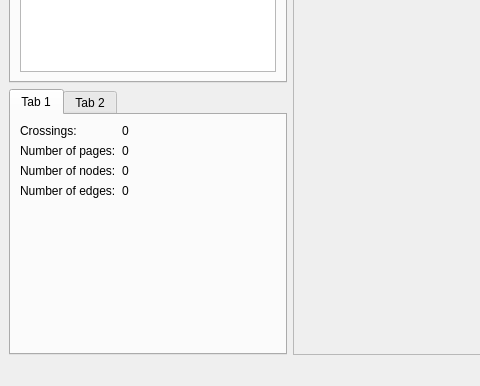
The window that project/mainwindow.ui (giorgio93p/book-embeddings) describes before a commit, drawn with Qt 5; both pictures show x 0 to 480 and y 512 to 898 of the 836 by 898 pixel window.
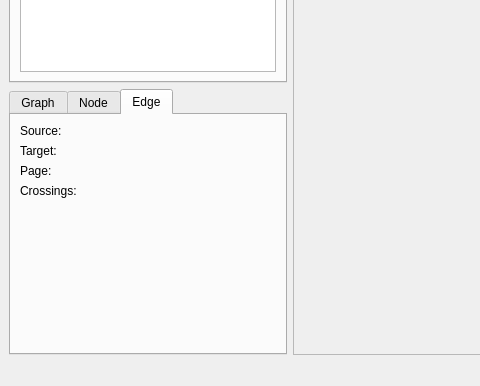
The same window after the commit. Icons and pictures are not drawn.

Commit message: Implemented moving edges between pages

```diff
--- a/project/mainwindow.ui
+++ b/project/mainwindow.ui
@@ -83,7 +83,7 @@
       <item>
        <widget class="QTabWidget" name="tabWidget">
         <property name="currentIndex">
-         <number>0</number>
+         <number>2</number>
         </property>
         <widget class="QWidget" name="tab">
          <property name="sizePolicy">
@@ -93,82 +93,66 @@
           </sizepolicy>
          </property>
          <attribute name="title">
-          <string>Tab 1</string>
+          <string>Graph</string>
          </attribute>
          <layout class="QFormLayout" name="formLayout">
-          <item row="0" column="0">
+          <item row="1" column="0">
            <widget class="QLabel" name="total_crossings_label">
             <property name="text">
              <string>Crossings:</string>
             </property>
            </widget>
           </item>
-          <item row="0" column="1">
+          <item row="1" column="1">
            <widget class="QLabel" name="total_crossings_indicator">
             <property name="text">
              <string>0</string>
             </property>
            </widget>
           </item>
-          <item row="1" column="0">
+          <item row="2" column="0">
            <widget class="QLabel" name="number_of_pages_label">
             <property name="text">
              <string>Number of pages:</string>
             </property>
            </widget>
           </item>
-          <item row="1" column="1">
+          <item row="2" column="1">
            <widget class="QLabel" name="number_of_pages_indicator">
             <property name="text">
              <string>0</string>
             </property>
            </widget>
           </item>
-          <item row="2" column="0">
+          <item row="3" column="0">
            <widget class="QLabel" name="number_of_nodes_label">
             <property name="text">
              <string>Number of nodes:</string>
             </property>
            </widget>
           </item>
-          <item row="2" column="1">
+          <item row="3" column="1">
            <widget class="QLabel" name="number_of_nodes_indicator">
             <property name="text">
              <string>0</string>
             </property>
            </widget>
           </item>
-          <item row="3" column="0">
+          <item row="4" column="0">
            <widget class="QLabel" name="number_of_edges_label">
             <property name="text">
              <string>Number of edges:</string>
             </property>
            </widget>
           </item>
-          <item row="3" column="1">
+          <item row="4" column="1">
            <widget class="QLabel" name="number_of_edges_indicator">
             <property name="text">
              <string>0</string>
             </property>
            </widget>
           </item>
-         </layout>
-        </widget>
-        <widget class="QWidget" name="tab_2">
-         <property name="sizePolicy">
-          <sizepolicy hsizetype="Expanding" vsizetype="Expanding">
-           <horstretch>0</horstretch>
-           <verstretch>0</verstretch>
-          </sizepolicy>
-         </property>
-         <property name="accessibleName">
-          <string/>
-         </property>
-         <attribute name="title">
-          <string>Tab 2</string>
-         </attribute>
-         <layout class="QFormLayout" name="formLayout_2">
-          <item row="1" column="1">
+          <item row="5" column="0">
            <widget class="QCheckBox" name="planarity_indicator">
             <property name="text">
              <string>Is Planar?</string>
@@ -183,6 +167,127 @@
           </item>
          </layout>
         </widget>
+        <widget class="QWidget" name="node_stats">
+         <property name="sizePolicy">
+          <sizepolicy hsizetype="Expanding" vsizetype="Expanding">
+           <horstretch>0</horstretch>
+           <verstretch>0</verstretch>
+          </sizepolicy>
+         </property>
+         <property name="accessibleName">
+          <string/>
+         </property>
+         <attribute name="title">
+          <string>Node</string>
+         </attribute>
+         <layout class="QFormLayout" name="formLayout_2">
+          <item row="3" column="0">
+           <widget class="QLabel" name="node_index_label">
+            <property name="text">
+             <string>Index:</string>
+            </property>
+           </widget>
+          </item>
+          <item row="3" column="1">
+           <widget class="QLabel" name="node_index_indicator">
+            <property name="text">
+             <string/>
+            </property>
+           </widget>
+          </item>
+          <item row="4" column="0">
+           <widget class="QLabel" name="node_indeg_label">
+            <property name="text">
+             <string>In-degree:</string>
+            </property>
+           </widget>
+          </item>
+          <item row="4" column="1">
+           <widget class="QLabel" name="node_indeg_indicator">
+            <property name="text">
+             <string/>
+            </property>
+           </widget>
+          </item>
+          <item row="5" column="0">
+           <widget class="QLabel" name="node_outdeg_label">
+            <property name="text">
+             <string>Out-degree:</string>
+            </property>
+           </widget>
+          </item>
+          <item row="5" column="1">
+           <widget class="QLabel" name="node_outdeg_indicator">
+            <property name="text">
+             <string/>
+            </property>
+           </widget>
+          </item>
+         </layout>
+        </widget>
+        <widget class="QWidget" name="edge_stats">
+         <attribute name="title">
+          <string>Edge</string>
+         </attribute>
+         <layout class="QFormLayout" name="formLayout_3">
+          <item row="2" column="0">
+           <widget class="QLabel" name="edge_source_label">
+            <property name="text">
+             <string>Source:</string>
+            </property>
+           </widget>
+          </item>
+          <item row="2" column="1">
+           <widget class="QLabel" name="edge_source_indicator">
+            <property name="text">
+             <string/>
+            </property>
+           </widget>
+          </item>
+          <item row="3" column="0">
+           <widget class="QLabel" name="edge_target_label">
+            <property name="text">
+             <string>Target:</string>
+            </property>
+           </widget>
+          </item>
+          <item row="3" column="1">
+           <widget class="QLabel" name="edge_target_indicator">
+            <property name="text">
+             <string/>
+            </property>
+           </widget>
+          </item>
+          <item row="5" column="1">
+           <widget class="QLabel" name="edge_crossings_indicator">
+            <property name="text">
+             <string/>
+            </property>
+           </widget>
+          </item>
+          <item row="5" column="0">
+           <widget class="QLabel" name="edge_crossings_label">
+            <property name="text">
+             <string>Crossings:</string>
+            </property>
+           </widget>
+          </item>
+          <item row="4" column="0">
+           <widget class="QLabel" name="edge_page_label">
+            <property name="text">
+             <string>Page:</string>
+            </property>
+           </widget>
+          </item>
+          <item row="4" column="1">
+           <widget class="QLabel" name="edge_page_indicator">
+            <property name="text">
+             <string/>
+            </property>
+           </widget>
+          </item>
+         </layout>
+        </widget>
        </widget>
       </item>
      </layout>
```
Left out of the diff: 10 changed lines with no effect on the pictures. The commit also changes 11 other files.
